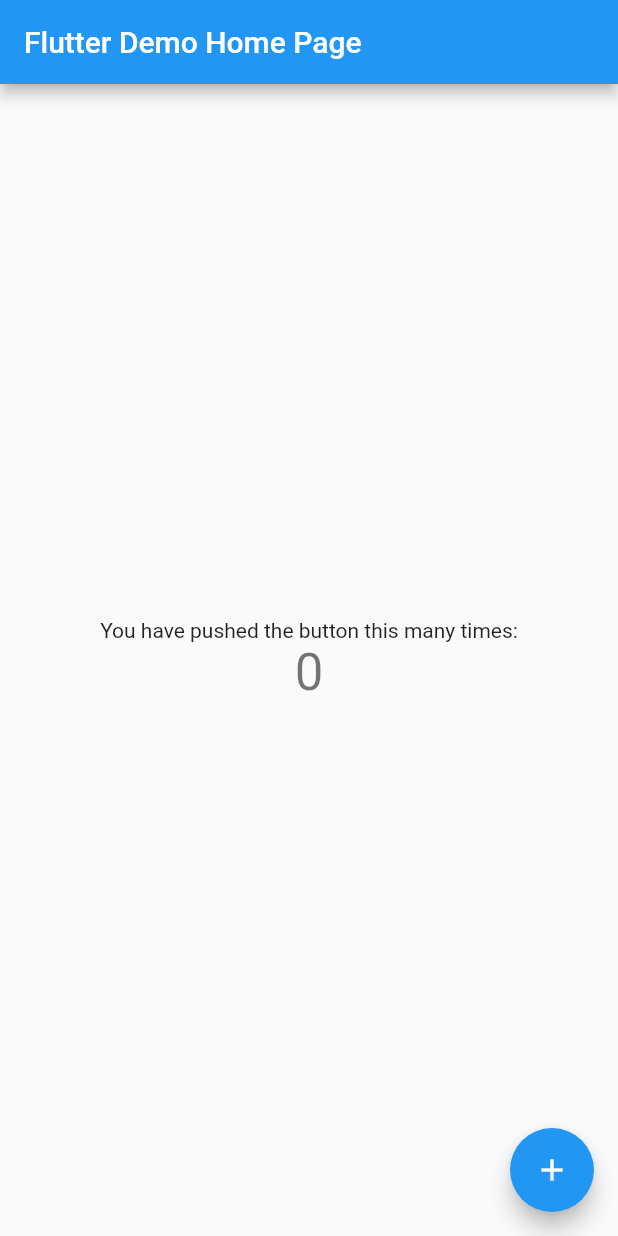
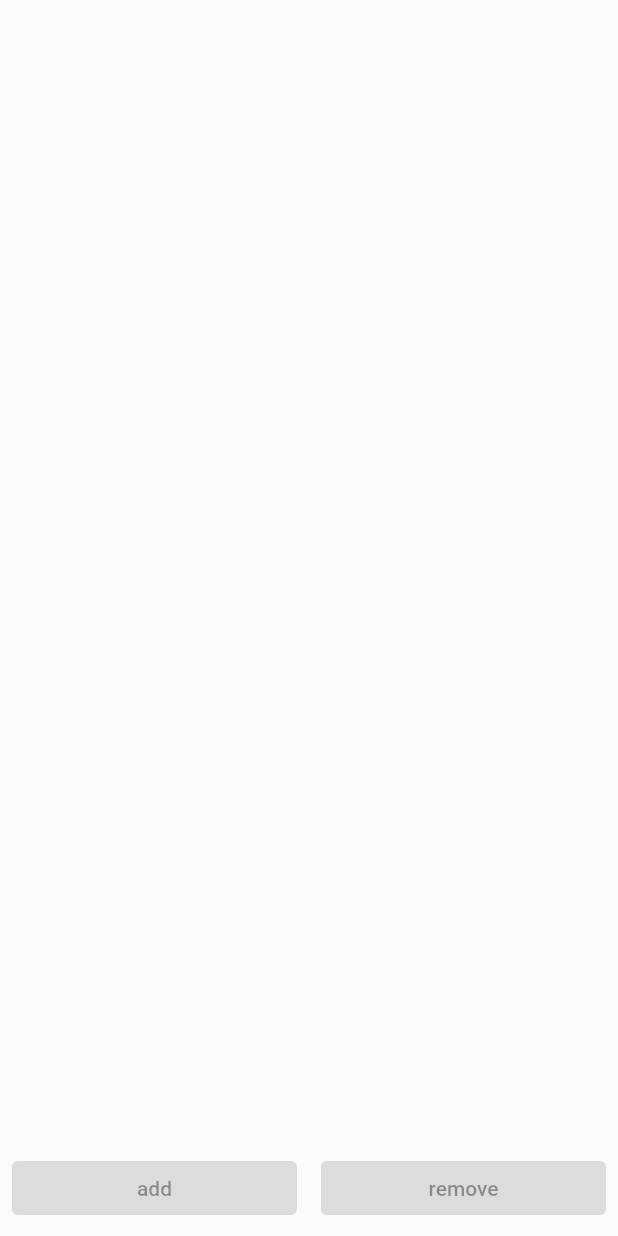
Before and after one commit to Ta23ka98/flutter_drift_sample, a Flutter app: the screen it shows after launch, on a phone screen of 412 x 824 dp. Run offline on Flutter 3.47's test engine with Material 2 defaults, Android fonts, the light colour scheme and no system bars; our stand-ins replace drift; accounts and stored records are empty; generated files the repository leaves out were written again.

Commit message:
add: DriftSampleを追加

```diff
--- /dev/null
+++ b/lib/drift_sample.dart
@@ -0,0 +1,59 @@
+import 'package:flutter/material.dart';
+import 'package:flutter_drift_sample/%20src/drift/todos.dart';
+
+class DriftSample extends StatelessWidget {
+  const DriftSample({Key? key, required this.database}) : super(key: key);
+
+  final MyDatabase database;
+
+  @override
+  Widget build(BuildContext context) {
+    return Scaffold(
+      body: SafeArea(
+        child: Column(
+          children: [
+            Expanded(
+              child: StreamBuilder(
+                stream: database.watchEntries(),
+                builder:
+                    (BuildContext context, AsyncSnapshot<List<Todo>> snapshot) {
+                  if (snapshot.connectionState == ConnectionState.waiting) {
+                    return const Center(child: CircularProgressIndicator());
+                  }
+                  return ListView.builder(
+                      itemCount: snapshot.data!.length,
+                      itemBuilder: (context, index) {
+                        return TextButton(
+                            onPressed: () async {},
+                            child: Text(snapshot.data![index].content));
+                      });
+                },
+              ),
+            ),
+            Row(
+              mainAxisAlignment: MainAxisAlignment.spaceEvenly,
+              children: const [
+                Expanded(
+                    child: Padding(
+                  padding: EdgeInsets.all(8),
+                  child: ElevatedButton(
+                    onPressed: null,
+                    child: Text("add"),
+                  ),
+                )),
+                Expanded(
+                    child: Padding(
+                  padding: EdgeInsets.all(8),
+                  child: ElevatedButton(
+                    onPressed: null,
+                    child: Text("remove"),
+                  ),
+                )),
+              ],
+            ),
+          ],
+        ),
+      ),
+    );
+  }
+}
--- a/lib/main.dart
+++ b/lib/main.dart
@@ -1,13 +1,15 @@
 import 'package:flutter/material.dart';
 import 'package:flutter_drift_sample/%20src/drift/todos.dart';
+import 'package:flutter_drift_sample/drift_sample.dart';
 
 void main() {
   final database = MyDatabase();
-  runApp(const MyApp());
+  runApp(MyApp(database: database));
 }
 
 class MyApp extends StatelessWidget {
-  const MyApp({super.key});
+  const MyApp({super.key, required this.database});
+  final MyDatabase database;
 
   @override
   Widget build(BuildContext context) {
@@ -16,54 +18,7 @@
       theme: ThemeData(
         primarySwatch: Colors.blue,
       ),
-      home: const MyHomePage(title: 'Flutter Demo Home Page'),
+      home: DriftSample(database: database),
     );
   }
 }
-
-class MyHomePage extends StatefulWidget {
-  const MyHomePage({super.key, required this.title});
-
-  final String title;
-
-  @override
-  State<MyHomePage> createState() => _MyHomePageState();
-}
-
-class _MyHomePageState extends State<MyHomePage> {
-  int _counter = 0;
-
-  void _incrementCounter() {
-    setState(() {
-      _counter++;
-    });
-  }
-
-  @override
-  Widget build(BuildContext context) {
-    return Scaffold(
-      appBar: AppBar(
-        title: Text(widget.title),
-      ),
-      body: Center(
-        child: Column(
-          mainAxisAlignment: MainAxisAlignment.center,
-          children: <Widget>[
-            const Text(
-              'You have pushed the button this many times:',
-            ),
-            Text(
-              '$_counter',
-              style: Theme.of(context).textTheme.headline4,
-            ),
-          ],
-        ),
-      ),
-      floatingActionButton: FloatingActionButton(
-        onPressed: _incrementCounter,
-        tooltip: 'Increment',
-        child: const Icon(Icons.add),
-      ),
-    );
-  }
-}
```
Also changed, not shown: pubspec.lock, 1 other file.
